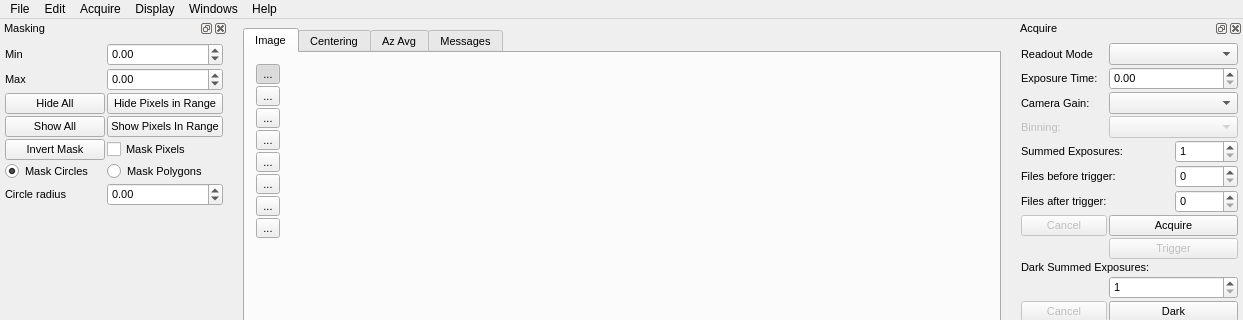
First picture: the form in qxrdwindow.ui, repository guyjennings/qxrd, before the edit; both pictures show x 0 to 1243 and y 0 to 320 of the 1243 by 843 pixel window.
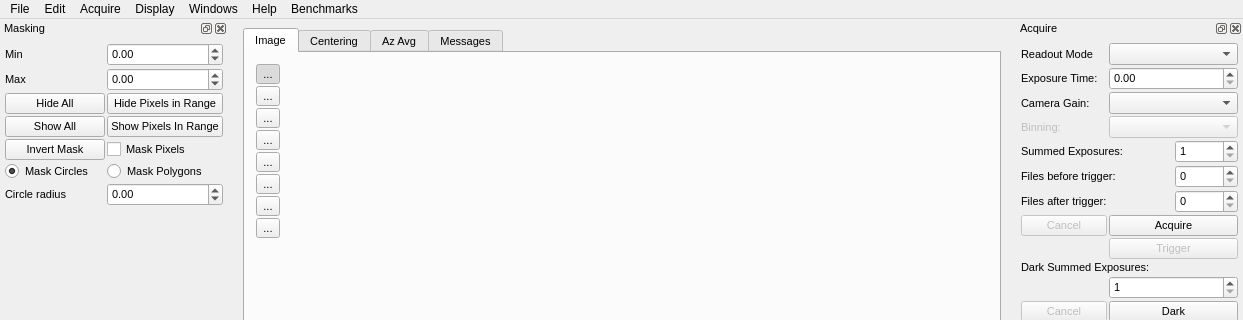
Second picture: the form after the edit. Icons and pictures are not drawn. Custom widgets are drawn as their Qt base class.

The edit to the form file:
```diff
--- a/qxrdwindow.ui
+++ b/qxrdwindow.ui
@@ -671,7 +671,7 @@
      <x>0</x>
      <y>0</y>
      <width>1243</width>
-     <height>22</height>
+     <height>21</height>
     </rect>
    </property>
    <widget class="QMenu" name="menuFile">
@@ -737,12 +737,21 @@
     <addaction name="m_ActionAboutQXRD"/>
     <addaction name="m_ActionOpenQXRDWebPage"/>
    </widget>
+   <widget class="QMenu" name="menuBenchmarks">
+    <property name="title">
+     <string>Benchmarks</string>
+    </property>
+    <addaction name="m_ActionRawSaveBenchmark"/>
+    <addaction name="m_ActionSubtractedSaveBenchmark"/>
+    <addaction name="m_ActionRawSubtractedSaveBenchmark"/>
+   </widget>
    <addaction name="menuFile"/>
    <addaction name="menuEdit"/>
    <addaction name="menuAcquire"/>
    <addaction name="menuDisplay"/>
    <addaction name="m_WindowsMenu"/>
    <addaction name="menuHelp"/>
+   <addaction name="menuBenchmarks"/>
   </widget>
   <widget class="QStatusBar" name="statusbar"/>
   <widget class="QDockWidget" name="m_AcquireDockWidget">
```
Left out of the diff: 69 changed lines with no effect on the pictures.
